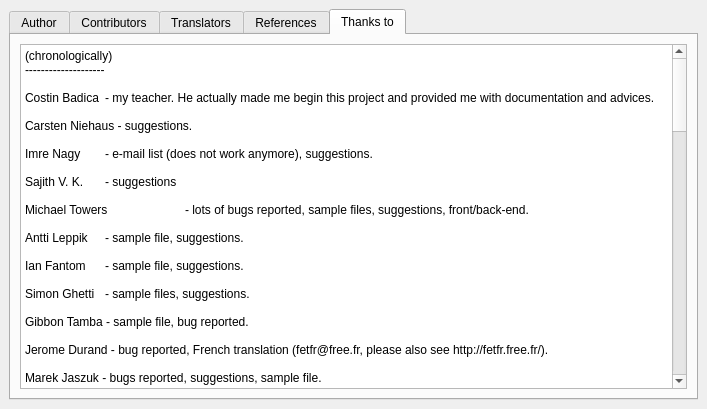
First picture: the form in fet/src/interface/helpaboutform_template.ui, repository vonmecheln/fet, before the edit.
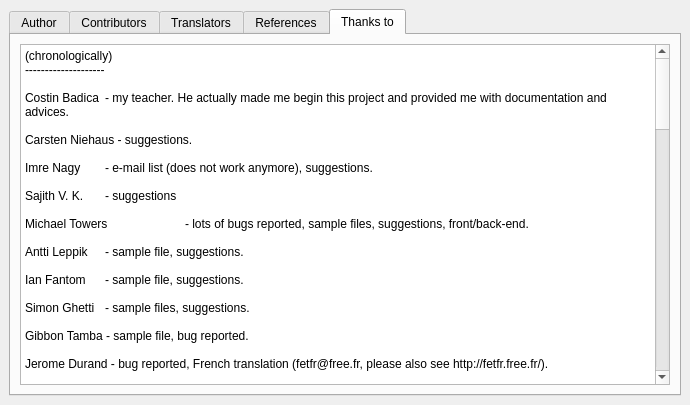
Second picture: the form after the edit. The open tabs and pages were chosen to show the change.

What changed in the file:
```diff
--- a/fet/src/interface/helpaboutform_template.ui
+++ b/fet/src/interface/helpaboutform_template.ui
@@ -6,8 +6,8 @@
    <rect>
     <x>0</x>
     <y>0</y>
-    <width>707</width>
-    <height>409</height>
+    <width>690</width>
+    <height>405</height>
    </rect>
   </property>
   <property name="windowTitle">
@@ -443,6 +443,16 @@
 &lt;p style=&quot; margin-top:0px; margin-bottom:0px; margin-left:0px; margin-right:0px; -qt-block-indent:0; text-indent:0px;&quot;&gt;&lt;span style=&quot; font-size:9pt;&quot;&gt;Frans - suggestions.&lt;/span&gt;&lt;/p&gt;
 &lt;p style=&quot;-qt-paragraph-type:empty; margin-top:0px; margin-bottom:0px; margin-left:0px; margin-right:0px; -qt-block-indent:0; text-indent:0px; font-size:9pt;&quot;&gt;&lt;/p&gt;
 &lt;p style=&quot; margin-top:0px; margin-bottom:0px; margin-left:0px; margin-right:0px; -qt-block-indent:0; text-indent:0px;&quot;&gt;&lt;span style=&quot; font-size:9pt;&quot;&gt;m - suggestions.&lt;/span&gt;&lt;/p&gt;
+&lt;p style=&quot;-qt-paragraph-type:empty; margin-top:0px; margin-bottom:0px; margin-left:0px; margin-right:0px; -qt-block-indent:0; text-indent:0px; font-size:9pt;&quot;&gt;&lt;/p&gt;
+&lt;p style=&quot; margin-top:0px; margin-bottom:0px; margin-left:0px; margin-right:0px; -qt-block-indent:0; text-indent:0px;&quot;&gt;&lt;span style=&quot; font-size:9pt;&quot;&gt;Christoph Schilling - sample file.&lt;/span&gt;&lt;/p&gt;
+&lt;p style=&quot;-qt-paragraph-type:empty; margin-top:0px; margin-bottom:0px; margin-left:0px; margin-right:0px; -qt-block-indent:0; text-indent:0px; font-size:9pt;&quot;&gt;&lt;/p&gt;
+&lt;p style=&quot; margin-top:0px; margin-bottom:0px; margin-left:0px; margin-right:0px; -qt-block-indent:0; text-indent:0px;&quot;&gt;&lt;span style=&quot; font-size:9pt;&quot;&gt;Frank Mártin - Brazilian Portuguese translation.&lt;/span&gt;&lt;/p&gt;
+&lt;p style=&quot;-qt-paragraph-type:empty; margin-top:0px; margin-bottom:0px; margin-left:0px; margin-right:0px; -qt-block-indent:0; text-indent:0px; font-size:9pt;&quot;&gt;&lt;/p&gt;
+&lt;p style=&quot; margin-top:0px; margin-bottom:0px; margin-left:0px; margin-right:0px; -qt-block-indent:0; text-indent:0px;&quot;&gt;&lt;span style=&quot; font-size:9pt;&quot;&gt;Werner Bruns - Brazilian Portuguese translation.&lt;/span&gt;&lt;/p&gt;
+&lt;p style=&quot;-qt-paragraph-type:empty; margin-top:0px; margin-bottom:0px; margin-left:0px; margin-right:0px; -qt-block-indent:0; text-indent:0px; font-size:9pt;&quot;&gt;&lt;/p&gt;
+&lt;p style=&quot; margin-top:0px; margin-bottom:0px; margin-left:0px; margin-right:0px; -qt-block-indent:0; text-indent:0px;&quot;&gt;&lt;span style=&quot; font-size:9pt;&quot;&gt;aliponte - sample file.&lt;/span&gt;&lt;/p&gt;
+&lt;p style=&quot;-qt-paragraph-type:empty; margin-top:0px; margin-bottom:0px; margin-left:0px; margin-right:0px; -qt-block-indent:0; text-indent:0px; font-size:9pt;&quot;&gt;&lt;/p&gt;
+&lt;p style=&quot; margin-top:0px; margin-bottom:0px; margin-left:0px; margin-right:0px; -qt-block-indent:0; text-indent:0px;&quot;&gt;&lt;span style=&quot; font-size:9pt;&quot;&gt;David Lamhauge - Danish translation.&lt;/span&gt;&lt;/p&gt;
 &lt;p style=&quot;-qt-paragraph-type:empty; margin-top:0px; margin-bottom:0px; margin-left:0px; margin-right:0px; -qt-block-indent:0; text-indent:0px; font-size:9pt;&quot;&gt;&lt;/p&gt;&lt;/body&gt;&lt;/html&gt;</string>
          </property>
         </widget>
```
Left out of the diff: 20 changed lines with no effect on the pictures.
